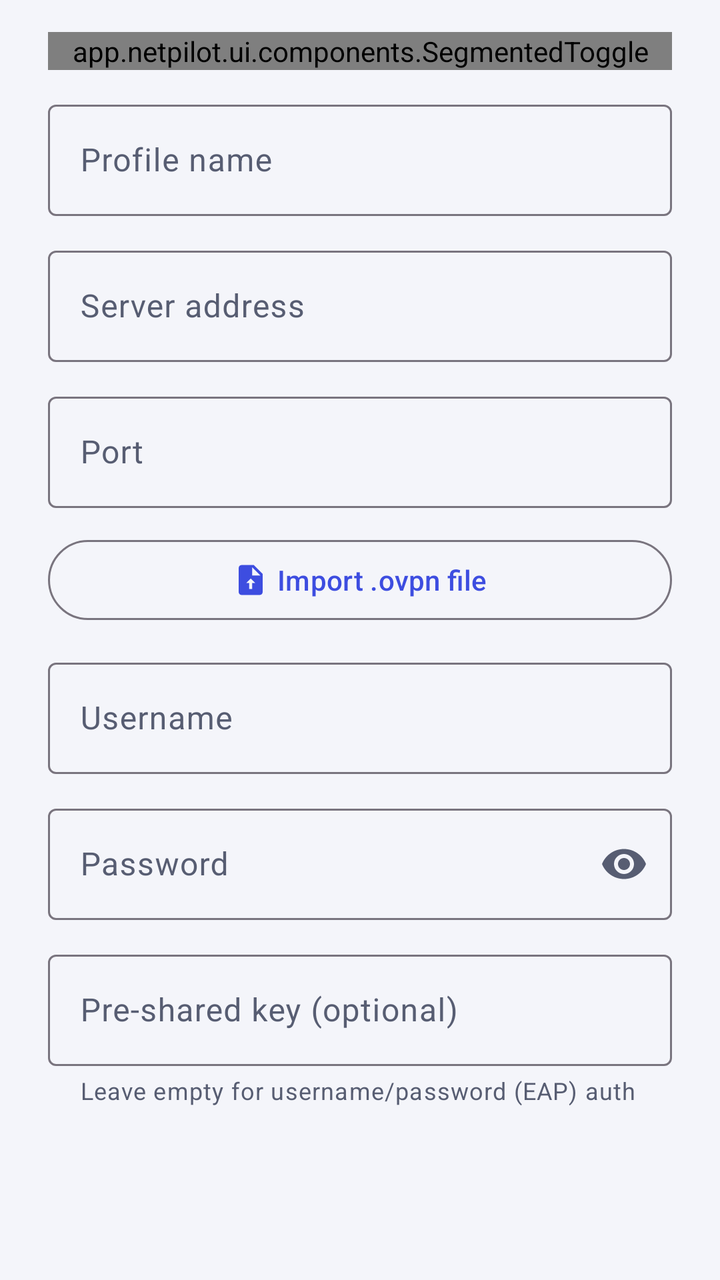
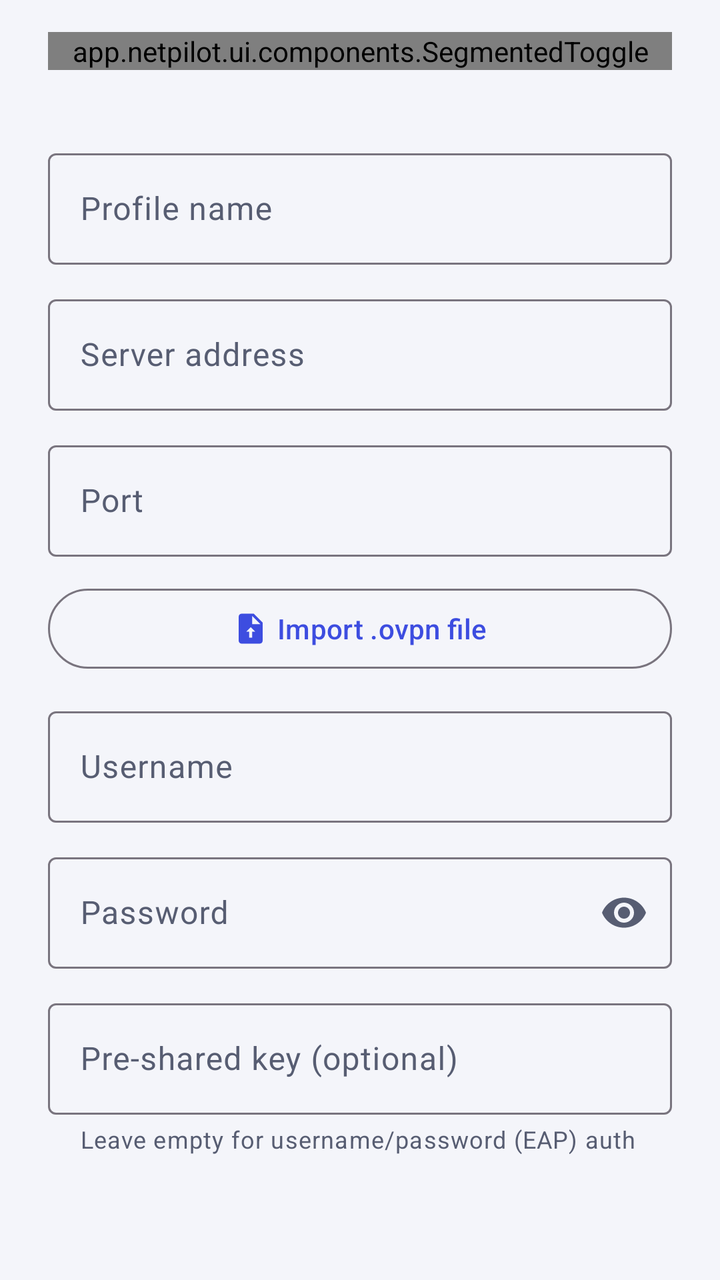

An Android layout rendered at two revisions. The XML below is the earlier revision; the diff shows what the commit changed to produce the second picture.
<!-- AndroidManifest.xml: application theme Theme.NetPilot -->
<!-- res/layout/dialog_vpn_profile.xml -->
<?xml version="1.0" encoding="utf-8"?>
<ScrollView xmlns:android="http://schemas.android.com/apk/res/android"
    xmlns:app="http://schemas.android.com/apk/res-auto"
    android:layout_width="match_parent"
    android:layout_height="wrap_content"
    android:paddingStart="@dimen/space_24"
    android:paddingEnd="@dimen/space_24"
    android:paddingTop="@dimen/space_16">

    <LinearLayout
        android:layout_width="match_parent"
        android:layout_height="wrap_content"
        android:orientation="vertical">

        <app.netpilot.ui.components.SegmentedToggle
            android:id="@+id/vpn_type_segment"
            android:layout_width="match_parent"
            android:layout_height="wrap_content"
            android:layout_marginBottom="@dimen/space_12" />

        <com.google.android.material.textfield.TextInputLayout
            android:id="@+id/til_name"
            android:layout_width="match_parent"
            android:layout_height="wrap_content"
            android:hint="@string/field_name">

            <com.google.android.material.textfield.TextInputEditText
                android:id="@+id/et_name"
                android:layout_width="match_parent"
                android:layout_height="wrap_content"
                android:inputType="textCapWords"
                android:maxLines="1" />
        </com.google.android.material.textfield.TextInputLayout>

        <com.google.android.material.textfield.TextInputLayout
            android:id="@+id/til_server"
            android:layout_width="match_parent"
            android:layout_height="wrap_content"
            android:layout_marginTop="@dimen/space_12"
            android:hint="@string/field_server">

            <com.google.android.material.textfield.TextInputEditText
                android:id="@+id/et_server"
                android:layout_width="match_parent"
                android:layout_height="wrap_content"
                android:inputType="textUri"
                android:maxLines="1" />
        </com.google.android.material.textfield.TextInputLayout>

        <com.google.android.material.textfield.TextInputLayout
            android:id="@+id/til_port"
            android:layout_width="match_parent"
            android:layout_height="wrap_content"
            android:layout_marginTop="@dimen/space_12"
            android:hint="@string/field_port">

            <com.google.android.material.textfield.TextInputEditText
                android:id="@+id/et_port"
                android:layout_width="match_parent"
                android:layout_height="wrap_content"
                android:inputType="number"
                android:maxLines="1" />
        </com.google.android.material.textfield.TextInputLayout>

        <com.google.android.material.button.MaterialButton
            android:id="@+id/btn_import_ovpn"
            android:layout_width="match_parent"
            android:layout_height="wrap_content"
            android:layout_marginTop="@dimen/space_12"
            android:minHeight="@dimen/min_target"
            android:text="@string/btn_import_ovpn"
            app:icon="@drawable/ic_file_ovpn"
            app:iconGravity="textStart"
            style="@style/Widget.Material3.Button.OutlinedButton" />

        <com.google.android.material.textfield.TextInputLayout
            android:id="@+id/til_username"
            android:layout_width="match_parent"
            android:layout_height="wrap_content"
            android:layout_marginTop="@dimen/space_12"
            android:hint="@string/field_username">

            <com.google.android.material.textfield.TextInputEditText
                android:id="@+id/et_username"
                android:layout_width="match_parent"
                android:layout_height="wrap_content"
                android:inputType="text"
                android:maxLines="1" />
        </com.google.android.material.textfield.TextInputLayout>

        <com.google.android.material.textfield.TextInputLayout
            android:id="@+id/til_password"
            android:layout_width="match_parent"
            android:layout_height="wrap_content"
            android:layout_marginTop="@dimen/space_12"
            android:hint="@string/field_password"
            app:endIconMode="password_toggle">

            <com.google.android.material.textfield.TextInputEditText
                android:id="@+id/et_password"
                android:layout_width="match_parent"
                android:layout_height="wrap_content"
                android:inputType="textPassword"
                android:maxLines="1" />
        </com.google.android.material.textfield.TextInputLayout>

        <com.google.android.material.textfield.TextInputLayout
            android:id="@+id/til_psk"
            android:layout_width="match_parent"
            android:layout_height="wrap_content"
            android:layout_marginTop="@dimen/space_12"
            android:hint="@string/field_psk"
            app:helperText="@string/field_psk_hint">

            <com.google.android.material.textfield.TextInputEditText
                android:id="@+id/et_psk"
                android:layout_width="match_parent"
                android:layout_height="wrap_content"
                android:inputType="textPassword"
                android:maxLines="1" />
        </com.google.android.material.textfield.TextInputLayout>

        <Space android:layout_width="match_parent" android:layout_height="@dimen/space_8" />
    </LinearLayout>
</ScrollView>
<!-- resources referenced by this layout -->
<resources>
  <dimen name="min_target">48dp</dimen>
  <dimen name="space_12">12dp</dimen>
  <dimen name="space_16">16dp</dimen>
  <dimen name="space_24">24dp</dimen>
  <dimen name="space_8">8dp</dimen>
  <!-- drawable ic_file_ovpn (drawable) -->
  <?xml version="1.0" encoding="utf-8"?>
  <vector xmlns:android="http://schemas.android.com/apk/res/android"
      android:width="24dp" android:height="24dp"
      android:viewportWidth="24" android:viewportHeight="24">
      <path android:fillColor="@android:color/white"
          android:pathData="M14,2H6c-1.1,0 -1.99,0.9 -1.99,2L4,20c0,1.1 0.89,2 1.99,2H18c1.1,0 2,-0.9 2,-2V8L14,2zM13,9V3.5L18.5,9H13zM12,11l3,3h-2v4h-2v-4H9L12,11z" />
  </vector>
  <string name="btn_import_ovpn">Import .ovpn file</string>
  <string name="field_name">Profile name</string>
  <string name="field_password">Password</string>
  <string name="field_port">Port</string>
  <string name="field_psk">Pre-shared key (optional)</string>
  <string name="field_psk_hint">Leave empty for username/password (EAP) auth</string>
  <string name="field_server">Server address</string>
  <string name="field_username">Username</string>
  <color name="brand_primary">#3D4DE0</color>
  <color name="brand_on_primary">#FFFFFF</color>
  <color name="brand_primary_container">#E2E5FF</color>
  <color name="brand_on_primary_container">#0D1560</color>
  <color name="brand_secondary">#00A896</color>
  <color name="brand_on_secondary">#FFFFFF</color>
  <color name="brand_secondary_container">#C8F3EC</color>
  <color name="brand_on_secondary_container">#003B34</color>
  <color name="bg">#F4F5FA</color>
  <color name="surface">#FFFFFF</color>
  <color name="on_surface">#171A26</color>
  <color name="surface_variant">#EAECF4</color>
  <color name="on_surface_variant">#575D72</color>
  <color name="status_danger">#C62F45</color>
  <style name="Widget.NetPilot.Card" parent="Widget.Material3.CardView.Elevated">
          <item name="cardCornerRadius">@dimen/card_radius</item>
          <item name="cardBackgroundColor">?attr/colorSurface</item>
          <item name="cardElevation">1dp</item>
          <item name="strokeWidth">0dp</item>
          <item name="strokeColor">@color/focus_ring</item>
          <item name="android:minHeight">@dimen/card_min_height</item>
      </style>
  <style name="ThemeOverlay.NetPilot.Dialog" parent="ThemeOverlay.Material3.MaterialAlertDialog">
          <item name="colorPrimary">@color/brand_primary</item>
          <item name="shapeAppearanceOverlay">@style/ShapeAppearance.NetPilot.Dialog</item>
      </style>
  <dimen name="card_radius">22dp</dimen>
  <color name="focus_ring">#3D4DE0</color>
  <dimen name="card_min_height">72dp</dimen>
  <style name="ShapeAppearance.NetPilot.Dialog" parent="">
          <item name="cornerFamily">rounded</item>
          <item name="cornerSize">24dp</item>
      </style>
</resources>

<!-- the commit's change to res/layout/dialog_vpn_profile.xml (unified diff, before → after) -->
@@ -16,7 +16,14 @@
             android:id="@+id/vpn_type_segment"
             android:layout_width="match_parent"
             android:layout_height="wrap_content"
-            android:layout_marginBottom="@dimen/space_12" />
+            android:layout_marginBottom="@dimen/space_8" />
+
+        <TextView
+            android:id="@+id/vpn_type_hint"
+            android:layout_width="match_parent"
+            android:layout_height="wrap_content"
+            android:layout_marginBottom="@dimen/space_12"
+            android:textSize="12sp" />
 
         <com.google.android.material.textfield.TextInputLayout
             android:id="@+id/til_name"
@@ -73,6 +80,88 @@
             app:iconGravity="textStart"
             style="@style/Widget.Material3.Button.OutlinedButton" />
 
+        
+        <com.google.android.material.textfield.TextInputLayout
+            android:id="@+id/til_wg_address"
+            android:layout_width="match_parent"
+            android:layout_height="wrap_content"
+            android:layout_marginTop="@dimen/space_12"
+            android:hint="@string/field_wg_address"
+            android:visibility="gone">
+
+            <com.google.android.material.textfield.TextInputEditText
+                android:id="@+id/et_wg_address"
+                android:layout_width="match_parent"
+                android:layout_height="wrap_content"
+                android:inputType="text"
+                android:maxLines="1" />
+        </com.google.android.material.textfield.TextInputLayout>
+
+        <LinearLayout
+            android:id="@+id/wg_client_key_row"
+            android:layout_width="match_parent"
+            android:layout_height="wrap_content"
+            android:layout_marginTop="@dimen/space_12"
+            android:gravity="center_vertical"
+            android:orientation="horizontal"
+            android:visibility="gone">
+
+            <com.google.android.material.textfield.TextInputLayout
+                android:id="@+id/til_wg_client_key"
+                android:layout_width="0dp"
+                android:layout_height="wrap_content"
+                android:layout_weight="1"
+                android:hint="@string/field_wg_client_key">
+
+                <com.google.android.material.textfield.TextInputEditText
+                    android:id="@+id/et_wg_client_key"
+                    android:layout_width="match_parent"
+                    android:layout_height="wrap_content"
+                    android:inputType="text"
+                    android:maxLines="1" />
+            </com.google.android.material.textfield.TextInputLayout>
+
+            <com.google.android.material.button.MaterialButton
+                android:id="@+id/btn_wg_generate"
+                style="@style/Widget.Material3.Button.TonalButton"
+                android:layout_width="wrap_content"
+                android:layout_height="wrap_content"
+                android:layout_marginStart="@dimen/space_8"
+                android:text="@string/action_wg_generate" />
+        </LinearLayout>
+
+        <com.google.android.material.textfield.TextInputLayout
+            android:id="@+id/til_wg_peer_key"
+            android:layout_width="match_parent"
+            android:layout_height="wrap_content"
+            android:layout_marginTop="@dimen/space_12"
+            android:hint="@string/field_wg_peer_key"
+            android:visibility="gone">
+
+            <com.google.android.material.textfield.TextInputEditText
+                android:id="@+id/et_wg_peer_key"
+                android:layout_width="match_parent"
+                android:layout_height="wrap_content"
+                android:inputType="text"
+                android:maxLines="1" />
+        </com.google.android.material.textfield.TextInputLayout>
+
+        <com.google.android.material.textfield.TextInputLayout
+            android:id="@+id/til_wg_allowed_ips"
+            android:layout_width="match_parent"
+            android:layout_height="wrap_content"
+            android:layout_marginTop="@dimen/space_12"
+            android:hint="@string/field_wg_allowed_ips"
+            android:visibility="gone">
+
+            <com.google.android.material.textfield.TextInputEditText
+                android:id="@+id/et_wg_allowed_ips"
+                android:layout_width="match_parent"
+                android:layout_height="wrap_content"
+                android:inputType="text"
+                android:maxLines="1" />
+        </com.google.android.material.textfield.TextInputLayout>
+
         <com.google.android.material.textfield.TextInputLayout
             android:id="@+id/til_username"
             android:layout_width="match_parent"
<!-- resource entries referenced after the edit -->
@@ -13,6 +13,7 @@
       <path android:fillColor="@android:color/white"
           android:pathData="M14,2H6c-1.1,0 -1.99,0.9 -1.99,2L4,20c0,1.1 0.89,2 1.99,2H18c1.1,0 2,-0.9 2,-2V8L14,2zM13,9V3.5L18.5,9H13zM12,11l3,3h-2v4h-2v-4H9L12,11z" />
   </vector>
+  <string name="action_wg_generate">Generate</string>
   <string name="btn_import_ovpn">Import .ovpn file</string>
   <string name="field_name">Profile name</string>
   <string name="field_password">Password</string>
@@ -21,6 +22,10 @@
   <string name="field_psk_hint">Leave empty for username/password (EAP) auth</string>
   <string name="field_server">Server address</string>
   <string name="field_username">Username</string>
+  <string name="field_wg_address">Interface address (e.g. 10.2.0.2/32)</string>
+  <string name="field_wg_allowed_ips">Allowed IPs (0.0.0.0/0, ::/0)</string>
+  <string name="field_wg_client_key">Client private key (Generate or paste)</string>
+  <string name="field_wg_peer_key">Server public key</string>
   <color name="brand_primary">#3D4DE0</color>
   <color name="brand_on_primary">#FFFFFF</color>
   <color name="brand_primary_container">#E2E5FF</color>
